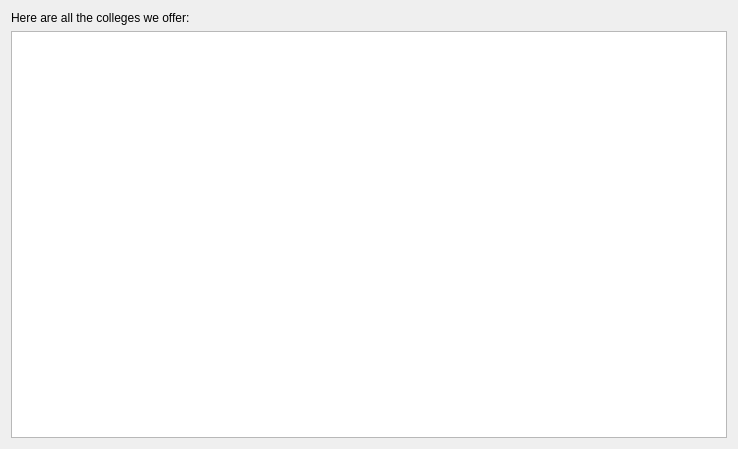
Qt form displaycollegewindow.ui (Ling2251/CS1D-College-Tour) before a commit.
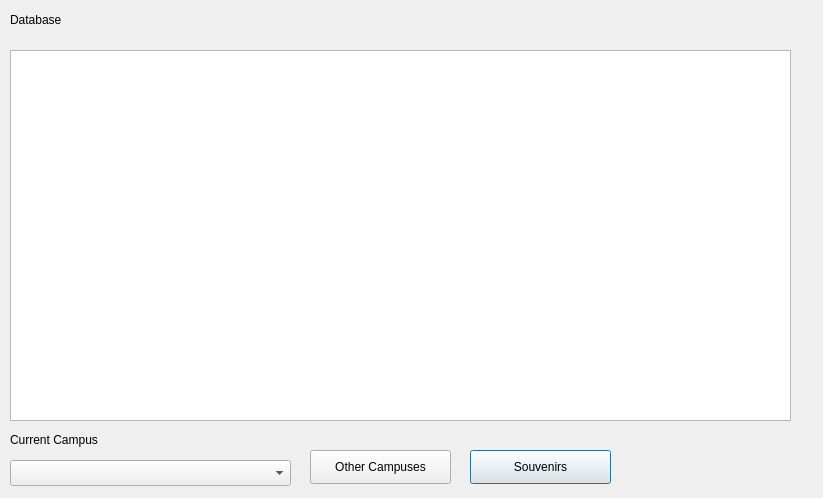
The same form after that commit.

Commit message: display disdenct form saddleback

The edit to the form file:
```diff
--- a/displaycollegewindow.ui
+++ b/displaycollegewindow.ui
@@ -6,29 +6,85 @@
    <rect>
     <x>0</x>
     <y>0</y>
-    <width>738</width>
-    <height>449</height>
+    <width>823</width>
+    <height>498</height>
    </rect>
   </property>
   <property name="windowTitle">
    <string>Dialog</string>
   </property>
-  <layout class="QGridLayout" name="gridLayout_2">
-   <item row="1" column="0">
-    <widget class="QListWidget" name="listWidget"/>
-   </item>
-   <item row="0" column="0">
-    <widget class="QLabel" name="label">
-     <property name="styleSheet">
-      <string notr="true">font: 75 15pt &quot;MS Shell Dlg 2&quot;;
-color: rgb(0, 0, 0)</string>
-     </property>
-     <property name="text">
-      <string>Here are all the colleges we offer:</string>
-     </property>
-    </widget>
-   </item>
-  </layout>
+  <widget class="QPushButton" name="souv_button">
+   <property name="geometry">
+    <rect>
+     <x>470</x>
+     <y>450</y>
+     <width>141</width>
+     <height>34</height>
+    </rect>
+   </property>
+   <property name="text">
+    <string>Souvenirs</string>
+   </property>
+  </widget>
+  <widget class="QPushButton" name="other_button">
+   <property name="geometry">
+    <rect>
+     <x>310</x>
+     <y>450</y>
+     <width>141</width>
+     <height>34</height>
+    </rect>
+   </property>
+   <property name="text">
+    <string>Other Campuses</string>
+   </property>
+  </widget>
+  <widget class="QTableView" name="tableView">
+   <property name="geometry">
+    <rect>
+     <x>10</x>
+     <y>50</y>
+     <width>781</width>
+     <height>371</height>
+    </rect>
+   </property>
+  </widget>
+  <widget class="QLabel" name="database_label">
+   <property name="geometry">
+    <rect>
+     <x>10</x>
+     <y>10</y>
+     <width>371</width>
+     <height>20</height>
+    </rect>
+   </property>
+   <property name="text">
+    <string>Database</string>
+   </property>
+  </widget>
+  <widget class="QComboBox" name="campus_combo">
+   <property name="geometry">
+    <rect>
+     <x>10</x>
+     <y>460</y>
+     <width>281</width>
+     <height>26</height>
+    </rect>
+   </property>
+  </widget>
+  <widget class="QLabel" name="campus_label">
+   <property name="geometry">
+    <rect>
+     <x>10</x>
+     <y>430</y>
+     <width>121</width>
+     <height>20</height>
+    </rect>
+   </property>
+   <property name="text">
+    <string>Current Campus</string>
+   </property>
+  </widget>
  </widget>
  <resources/>
  <connections/>
```
The commit also changes 4 other files.
